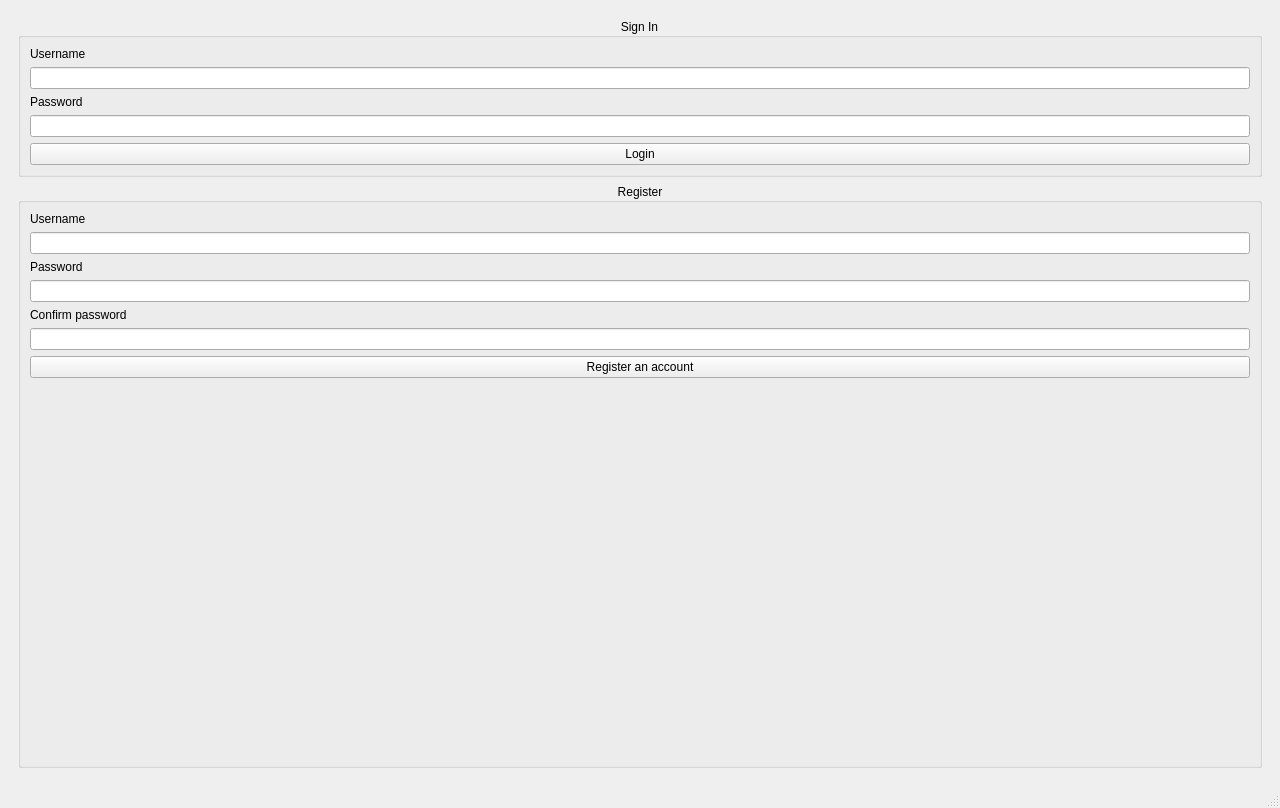
Qt form mainwindow.ui (Mortle/expensense) before a commit.
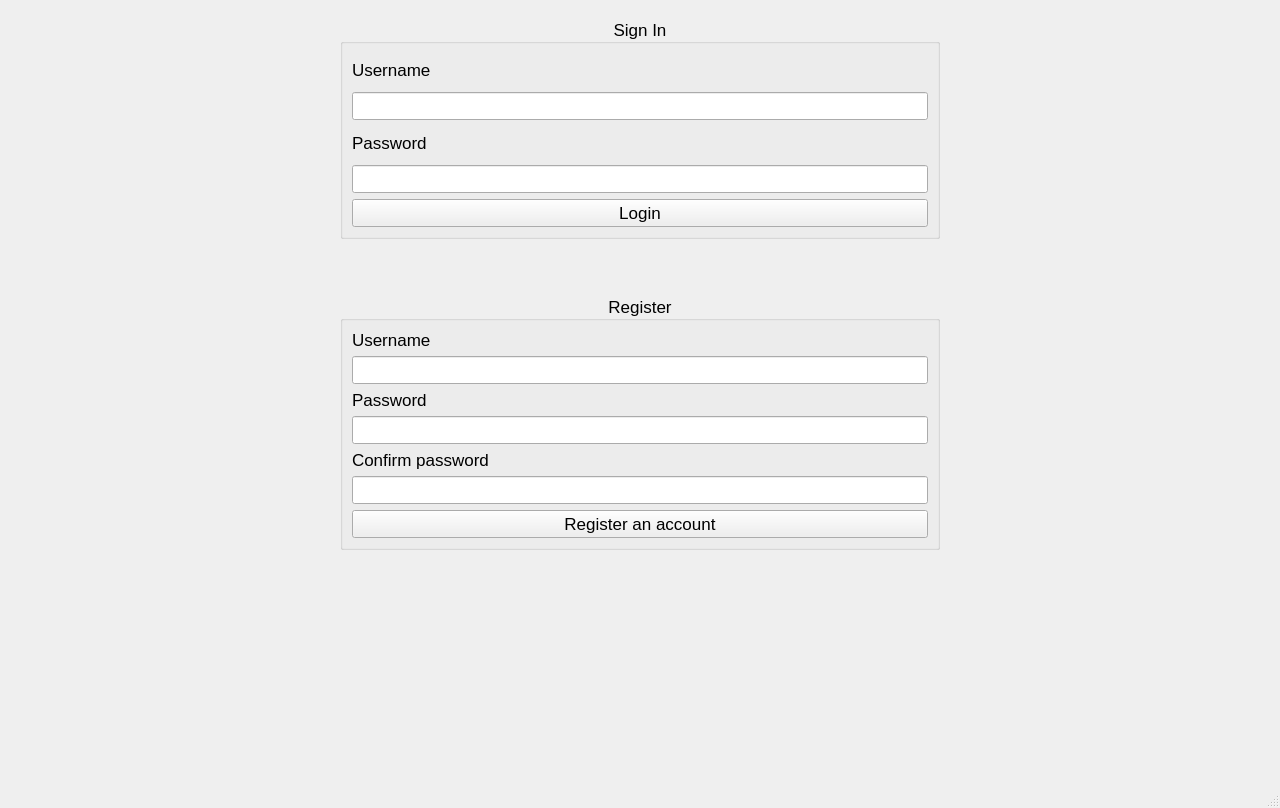
The same form after that commit. The open tabs and pages were chosen to show the change.

Diff of the .ui file:
```diff
--- a/mainwindow.ui
+++ b/mainwindow.ui
@@ -10,6 +10,11 @@
     <height>808</height>
    </rect>
   </property>
+  <property name="font">
+   <font>
+    <pointsize>13</pointsize>
+   </font>
+  </property>
   <property name="windowTitle">
    <string>MainWindow</string>
   </property>
@@ -286,11 +291,23 @@
        </layout>
       </widget>
       <widget class="QWidget" name="authorization">
+       <property name="maximumSize">
+        <size>
+         <width>16777215</width>
+         <height>550</height>
+        </size>
+       </property>
        <layout class="QHBoxLayout" name="horizontalLayout_15">
         <item>
          <layout class="QGridLayout" name="gridLayout">
           <item row="0" column="0">
            <widget class="QGroupBox" name="loginGroupBox">
+            <property name="maximumSize">
+             <size>
+              <width>600</width>
+              <height>16777215</height>
+             </size>
+            </property>
             <property name="title">
              <string>Sign In</string>
             </property>
@@ -332,8 +349,14 @@
             </layout>
            </widget>
           </item>
-          <item row="1" column="0">
+          <item row="2" column="0">
            <widget class="QGroupBox" name="registerGroupBox">
+            <property name="maximumSize">
+             <size>
+              <width>600</width>
+              <height>16777215</height>
+             </size>
+            </property>
             <property name="title">
              <string>Register</string>
             </property>
@@ -386,22 +409,25 @@
                </property>
               </widget>
              </item>
-             <item>
-              <spacer name="verticalSpacer">
-               <property name="orientation">
-                <enum>Qt::Vertical</enum>
-               </property>
-               <property name="sizeHint" stdset="0">
-                <size>
-                 <width>20</width>
-                 <height>40</height>
-                </size>
-               </property>
-              </spacer>
-             </item>
             </layout>
            </widget>
           </item>
+          <item row="1" column="0">
+           <spacer name="verticalSpacer_2">
+            <property name="orientation">
+             <enum>Qt::Vertical</enum>
+            </property>
+            <property name="sizeType">
+             <enum>QSizePolicy::Fixed</enum>
+            </property>
+            <property name="sizeHint" stdset="0">
+             <size>
+              <width>20</width>
+              <height>50</height>
+             </size>
+            </property>
+           </spacer>
+          </item>
          </layout>
         </item>
        </layout>
```
Left out of the diff: 20 changed lines with no effect on the pictures.
